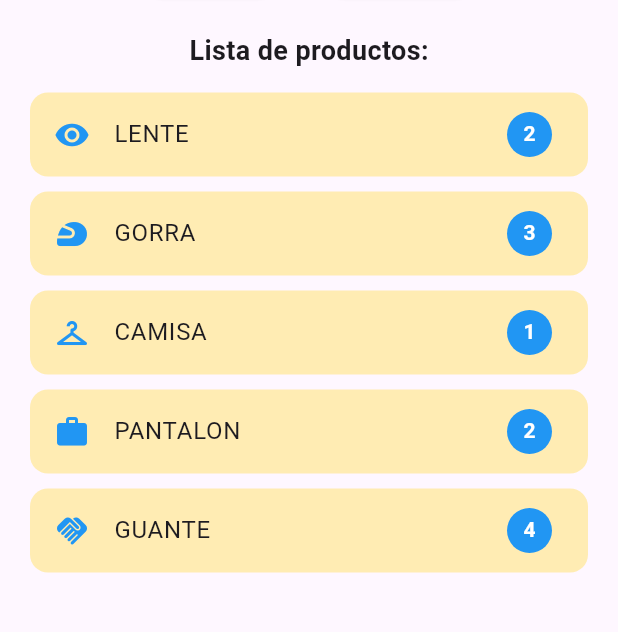
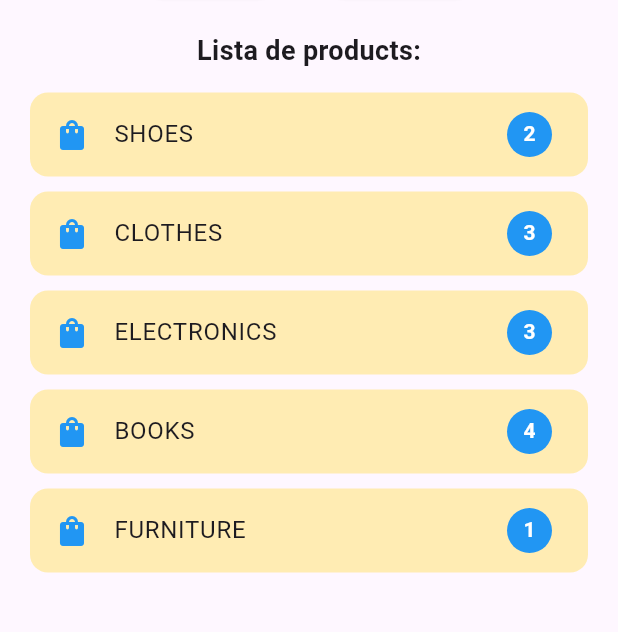
Before and after one commit to almagomen/Guemart-Lector, a Flutter app: the screen it shows after launch, on a phone screen of 412 x 824 dp, the part 356-988 px from its top. Run offline on Flutter 3.47's test engine with Material 3 defaults, Android fonts, the phone set to English and light mode, and no system bars; our stand-ins replace flutter_hooks, flutter_modular, qr_flutter; missing offline and left inert: mobile_scanner.

Commit message:
Refactor: Add initial products data and update HomePage to accept products as a parameter

```diff
--- /dev/null
+++ b/lib/core/data_products.dart
@@ -0,0 +1,7 @@
+const products = {
+  'shoes': 2,
+  'clothes': 3,
+  'electronics': 3,
+  'books': 4,
+  'furniture': 1,
+};
--- a/lib/features/home/pages/home_page.dart
+++ b/lib/features/home/pages/home_page.dart
@@ -5,19 +5,14 @@ import 'package:flutter_hooks/flutter_hooks.dart';
 
 
 class HomePage extends HookWidget {
-  const HomePage({super.key});
+
+  final Map<String, int> initialProducts;
+  const HomePage({super.key, required this.initialProducts});
 
   @override
   Widget build(BuildContext context) {
-    // Hook to manage the list of scanned results
     final scannedResults = useState<List<String>>([]);
-    final productList = useState<Map<String, int>>({
-      'lente': 2,
-      'gorra': 3,
-      'camisa': 1,
-      'pantalon': 2,
-      'guante': 4,
-    });
+    final products = useState<Map<String, int>>(initialProducts);
 
     Future<void> scanQRCode() async {
       // Navigate to a scanner page and wait for the result
@@ -27,12 +22,12 @@ class HomePage extends HookWidget {
 
       if (result != null && result.isNotEmpty) {
         final lowerCaseResult = result.toLowerCase();
-        if (productList.value.containsKey(lowerCaseResult)) {
+        if (products.value.containsKey(lowerCaseResult)) {
           // Decrease the quantity of the product
-          final currentQuantity = productList.value[lowerCaseResult]!;
+          final currentQuantity = products.value[lowerCaseResult]!;
           if (currentQuantity > 0) {
-            productList.value = {
-              ...productList.value,
+            products.value = {
+              ...products.value,
               lowerCaseResult: currentQuantity - 1,
             };
             scannedResults.value = [...scannedResults.value, result];
@@ -81,10 +76,10 @@ class HomePage extends HookWidget {
 
                       // Increment the product quantity back in the product list
                       final lowerCaseResult = result.toLowerCase();
-                      if (productList.value.containsKey(lowerCaseResult)) {
-                        final currentQuantity = productList.value[lowerCaseResult]!;
-                        productList.value = {
-                          ...productList.value,
+                      if (products.value.containsKey(lowerCaseResult)) {
+                        final currentQuantity = products.value[lowerCaseResult]!;
+                        products.value = {
+                          ...products.value,
                           lowerCaseResult: currentQuantity + 1,
                         };
                       }
@@ -120,13 +115,13 @@ class HomePage extends HookWidget {
             const SizedBox(height: 20),
 
             const Text(
-              'Lista de productos:',
+              'Lista de products:',
               style: TextStyle(fontSize: 18, fontWeight: FontWeight.bold),
             ),
 
             const SizedBox(height: 10),
 
-            ...productList.value.entries.map((entry) => Card(
+            ...products.value.entries.map((entry) => Card(
                 color: entry.value == 0 ? Colors.lightGreen[100] : Colors.amber[100],
                 margin: const EdgeInsets.symmetric(horizontal: 20, vertical: 5),
                 elevation: 0,
--- a/lib/main.dart
+++ b/lib/main.dart
@@ -3,6 +3,7 @@ import 'package:flutter_modular/flutter_modular.dart';
 
 import 'package:app/features/home/pages/home_page.dart';
 import 'package:app/features/home/pages/create_page.dart';
+import 'package:app/core/data_products.dart';
 // import 'package:app/features/home/pages/scan_page.dart';
 
 
@@ -29,8 +30,7 @@ class AppModule extends Module {
 
   @override
   void routes(r) {
-    r.child('/', child: (context) => HomePage());
-    // r.child('/scan', child: (context) => ScanPage());
+    r.child('/', child: (context) => HomePage(initialProducts: products));
     r.child('/create', child: (context) => CreatePage());
   }
 }
```
